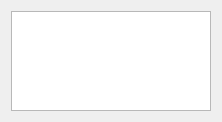
Above: Maya/Python/digital37/qt/TextView.ui from Meglen56/digital37 before the change. Below: the same form after it.
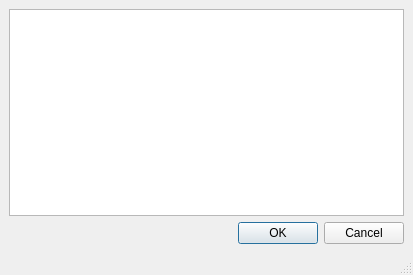
That is the form after the change.

The edit to the form file:
```diff
--- a/Maya/Python/digital37/qt/TextView.ui
+++ b/Maya/Python/digital37/qt/TextView.ui
@@ -1,25 +1,23 @@
 <?xml version="1.0" encoding="UTF-8"?>
 <ui version="4.0">
  <class>TextView</class>
- <widget class="QDialog" name="TextView">
+ <widget class="QMainWindow" name="TextView">
   <property name="geometry">
    <rect>
     <x>0</x>
     <y>0</y>
-    <width>220</width>
-    <height>120</height>
+    <width>413</width>
+    <height>275</height>
    </rect>
   </property>
-  <property name="font">
-   <font>
-    <family>Adobe Arabic</family>
-   </font>
-  </property>
   <property name="windowTitle">
    <string>Dialog</string>
   </property>
+  <widget class="QWidget" name="centralwidget">
   <layout class="QGridLayout" name="gridLayout">
    <item row="0" column="0">
+     <layout class="QVBoxLayout" name="verticalLayout_2">
+      <item>
     <layout class="QVBoxLayout" name="verticalLayout">
      <item>
       <widget class="QTextBrowser" name="textBrowser">
@@ -37,14 +35,35 @@
        </property>
        <property name="font">
         <font>
-         <family>Adobe 仿宋 Std R</family>
-        </font>
-       </property>
-      </widget>
-     </item>
+            <family>Adobe Arabic</family>
+            <pointsize>12</pointsize>
+           </font>
+          </property>
+          <property name="locale">
+           <locale language="English" country="UnitedStates"/>
+          </property>
+         </widget>
+        </item>
+        <item>
+         <widget class="QDialogButtonBox" name="buttonBox">
+          <property name="locale">
+           <locale language="English" country="UnitedStates"/>
+          </property>
+          <property name="orientation">
+           <enum>Qt::Horizontal</enum>
+          </property>
+          <property name="standardButtons">
+           <set>QDialogButtonBox::Cancel|QDialogButtonBox::Ok</set>
+          </property>
+         </widget>
+        </item>
     </layout>
    </item>
   </layout>
+    </item>
+   </layout>
+  </widget>
+  <widget class="QStatusBar" name="statusbar"/>
  </widget>
  <resources/>
  <connections/>
```
Left out of the diff: 37 changed lines with no effect on the pictures. Lines whose indentation alone changed are shown as unchanged.
